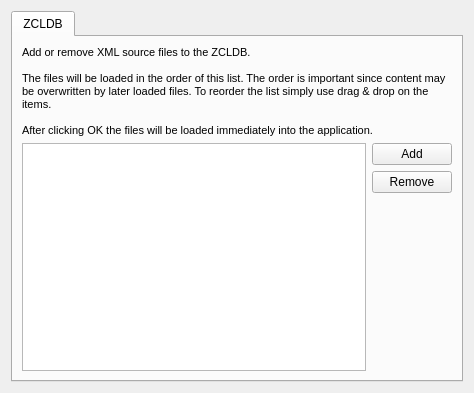
dresden-elektronik/deconz, file src/zm_settings_zcldb.ui: the form before one commit.
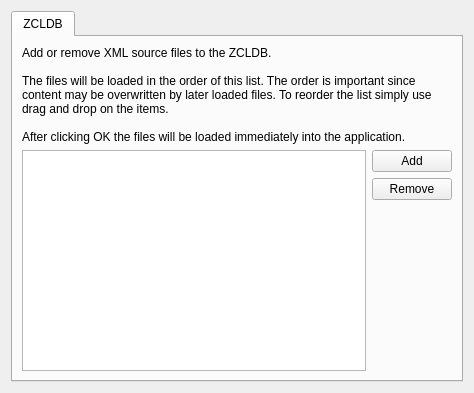
The form after the commit. Icons and pictures are not drawn.

```diff
--- a/src/zm_settings_zcldb.ui
+++ b/src/zm_settings_zcldb.ui
@@ -28,15 +28,11 @@
        <item>
         <widget class="QLabel" name="label_2">
          <property name="text">
-          <string>&lt;!DOCTYPE HTML PUBLIC &quot;-//W3C//DTD HTML 4.0//EN&quot; &quot;http://www.w3.org/TR/REC-html40/strict.dtd&quot;&gt;
-&lt;html&gt;&lt;head&gt;&lt;meta name=&quot;qrichtext&quot; content=&quot;1&quot; /&gt;&lt;style type=&quot;text/css&quot;&gt;
-p, li { white-space: pre-wrap; }
-&lt;/style&gt;&lt;/head&gt;&lt;body style=&quot; font-family:'MS Shell Dlg 2'; font-size:8.25pt; font-weight:400; font-style:normal;&quot;&gt;
-&lt;p style=&quot; margin-top:0px; margin-bottom:0px; margin-left:0px; margin-right:0px; -qt-block-indent:0; text-indent:0px;&quot;&gt;&lt;span style=&quot; font-size:8pt;&quot;&gt;Add or remove XML source files to the ZCLDB.&lt;/span&gt;&lt;/p&gt;
-&lt;p style=&quot;-qt-paragraph-type:empty; margin-top:0px; margin-bottom:0px; margin-left:0px; margin-right:0px; -qt-block-indent:0; text-indent:0px; font-size:8pt;&quot;&gt;&lt;/p&gt;
-&lt;p style=&quot; margin-top:0px; margin-bottom:0px; margin-left:0px; margin-right:0px; -qt-block-indent:0; text-indent:0px;&quot;&gt;&lt;span style=&quot; font-size:8pt;&quot;&gt;The files will be loaded in the order of this list. The order is important since content may be overwritten by later loaded files. To reorder the list simply use drag &amp;amp; drop on the items.&lt;/span&gt;&lt;/p&gt;
-&lt;p style=&quot;-qt-paragraph-type:empty; margin-top:0px; margin-bottom:0px; margin-left:0px; margin-right:0px; -qt-block-indent:0; text-indent:0px; font-size:8pt;&quot;&gt;&lt;/p&gt;
-&lt;p style=&quot; margin-top:0px; margin-bottom:0px; margin-left:0px; margin-right:0px; -qt-block-indent:0; text-indent:0px;&quot;&gt;&lt;span style=&quot; font-size:8pt;&quot;&gt;After clicking OK the files will be loaded immediately into the application.&lt;/span&gt;&lt;/p&gt;&lt;/body&gt;&lt;/html&gt;</string>
+          <string>Add or remove XML source files to the ZCLDB.
+
+The files will be loaded in the order of this list. The order is important since content may be overwritten by later loaded files. To reorder the list simply use drag and drop on the items.
+
+After clicking OK the files will be loaded immediately into the application.</string>
          </property>
          <property name="wordWrap">
           <bool>true</bool>
```
